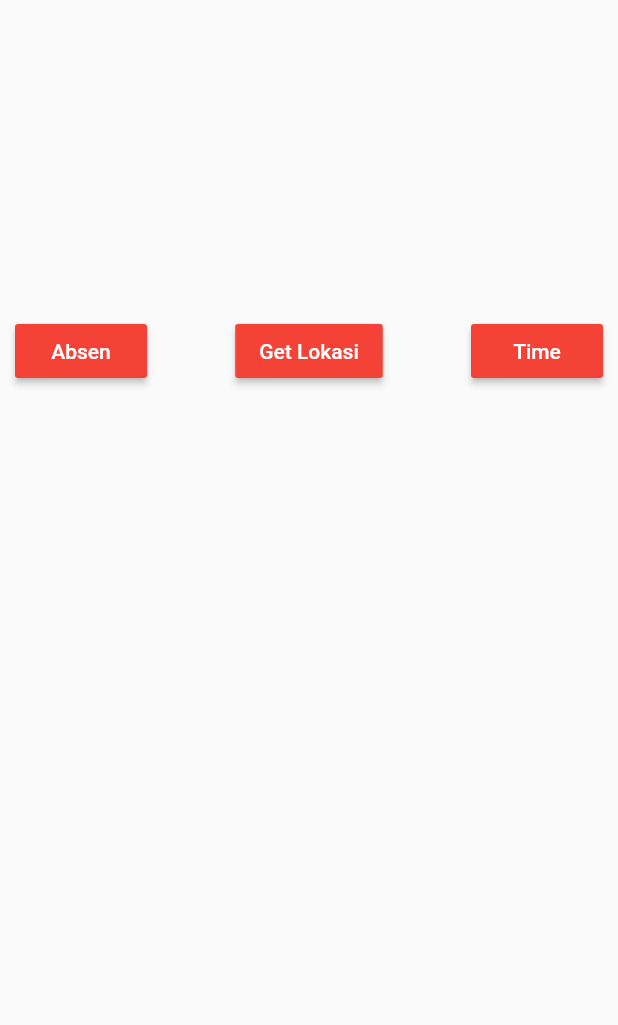
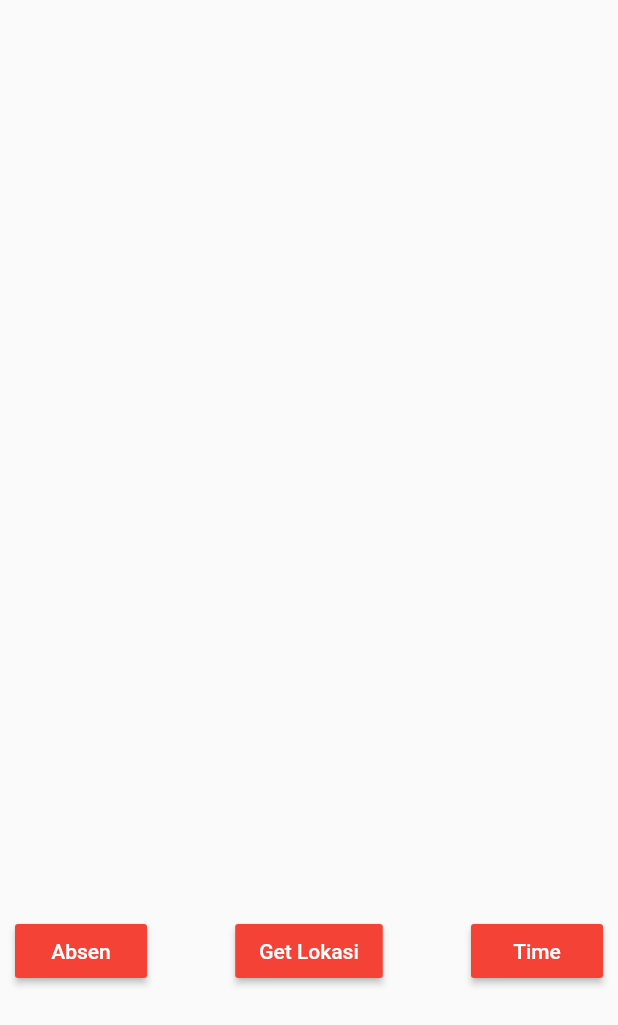
Before and after one commit to RyanRyan99/absen_location, a Flutter app: the HomePage screen opened directly, on a phone screen of 412 x 824 dp. Shown: the top 1025 px of the screen. Run offline on Flutter 3.47's test engine with Material 2 defaults, Android fonts, the phone set to English and light mode, and no system bars; our stand-ins replace geolocator, google_maps_flutter.

Commit message:
27/03/2020 add maps

```diff
--- a/lib/homepage.dart
+++ b/lib/homepage.dart
@@ -1,9 +1,12 @@
+import 'dart:async';
 import 'package:flutter/material.dart';
+import 'package:google_maps_flutter/google_maps_flutter.dart';
 import 'package:http/http.dart' as http;
 import 'package:geolocator/geolocator.dart';
-import 'package:timezone/timezone.dart';
+
 
 class HomePage extends StatefulWidget {
+  HomePage() : super();
   @override
   _HomePageState createState() => _HomePageState();
 }
@@ -37,7 +40,7 @@ class _HomePageState extends State<HomePage> {
     http.post(url, body: {
       "longitude": controllerLong.text = _LocationLong,
       "latitude": controllerLat.text = _LocationLat,
-      "timeinout": controllerTime.text = time_now.toString(),
+      "timeinout": controllerTime.text = DateTime.now().toString(),
     });
   }
 
@@ -49,7 +52,7 @@ class _HomePageState extends State<HomePage> {
         children: <Widget>[
           Container(
             margin: EdgeInsets.all(10),
-            padding: EdgeInsets.only(top: 200),
+            padding: EdgeInsets.only(top: 600),
             child: Row(
               mainAxisAlignment: MainAxisAlignment.spaceBetween,
               children: <Widget>[
--- a/lib/main.dart
+++ b/lib/main.dart
@@ -1,4 +1,5 @@
 import 'package:absenlocation/homepage.dart';
+import 'package:absenlocation/maps.dart';
 import 'package:flutter/material.dart';
 
 void main() => runApp(MyApp());
@@ -13,7 +14,7 @@ class MyApp extends StatelessWidget {
 
         primarySwatch: Colors.blue,
       ),
-      home: HomePage(),
+      home: Maps(),
     );
   }
 }
--- a/pubspec.yaml
+++ b/pubspec.yaml
@@ -10,14 +10,14 @@ description: location checkin out
 # Read more about Android versioning at https://developer.android.com/studio/publish/versioning
 # In iOS, build-name is used as CFBundleShortVersionString while build-number used as CFBundleVersion.
 # Read more about iOS versioning at
-# https://developer.apple.com/library/archive/documentation/General/Reference/InfoPlistKeyReference/Articles/CoreFoundationKeys.html
+# https://developer.apple.com/library/archive/documentation/General/Reference/InfoPlistKeyReference/Articles/fCoreFoundationKeys.html
 version: 1.0.0+1
 
 environment:
   sdk: ">=2.1.0 <3.0.0"
 
 dependencies:
-  timezone:
+  google_maps_flutter:
   geolocator:
   http:
   flutter:
```
Also changed, not shown: pubspec.lock, 1 other file.
